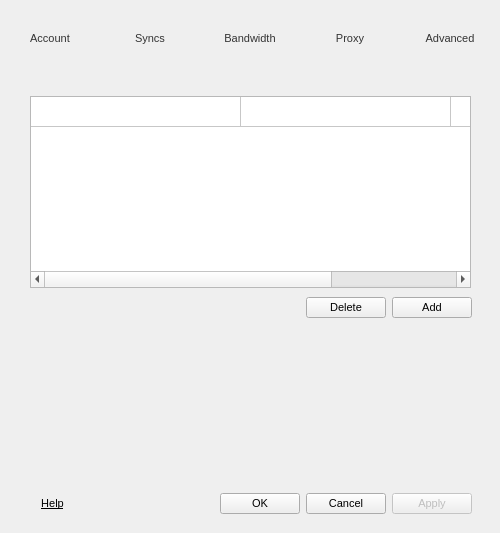
Old version of the form Source/MEGASync/gui/win/SettingsDialog.ui in the repository meganz/MEGAsync.
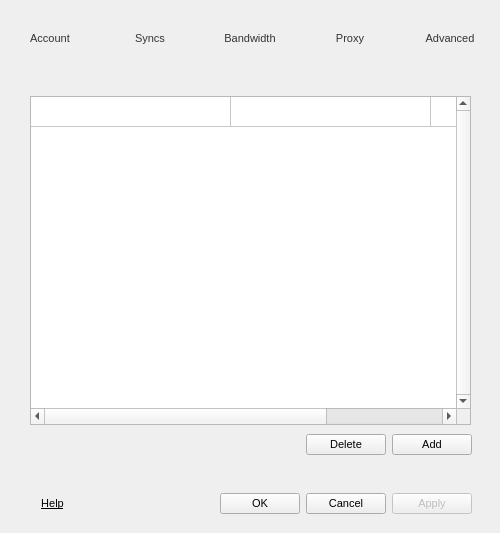
New version of the form. The open tabs and pages were chosen to show the change. Icons and pictures are not drawn.

Patch:
```diff
--- a/Source/MEGASync/gui/win/SettingsDialog.ui
+++ b/Source/MEGASync/gui/win/SettingsDialog.ui
@@ -1613,6 +1613,9 @@
                <property name="frameShape">
                 <enum>QFrame::StyledPanel</enum>
                </property>
+               <property name="verticalScrollBarPolicy">
+                <enum>Qt::ScrollBarAlwaysOn</enum>
+               </property>
                <property name="autoScroll">
                 <bool>false</bool>
                </property>
@@ -1647,13 +1650,13 @@
                 <bool>true</bool>
                </attribute>
                <attribute name="horizontalHeaderDefaultSectionSize">
-                <number>210</number>
+                <number>200</number>
                </attribute>
                <attribute name="horizontalHeaderHighlightSections">
                 <bool>true</bool>
                </attribute>
                <attribute name="horizontalHeaderMinimumSectionSize">
-                <number>210</number>
+                <number>200</number>
                </attribute>
                <attribute name="horizontalHeaderShowSortIndicator" stdset="0">
                 <bool>false</bool>
@@ -1822,10 +1825,13 @@
             <property name="orientation">
              <enum>Qt::Vertical</enum>
             </property>
+            <property name="sizeType">
+             <enum>QSizePolicy::Fixed</enum>
+            </property>
             <property name="sizeHint" stdset="0">
              <size>
               <width>20</width>
-              <height>40</height>
+              <height>17</height>
              </size>
             </property>
            </spacer>
```
Left out of the diff: 2 changed lines with no effect on the pictures.
